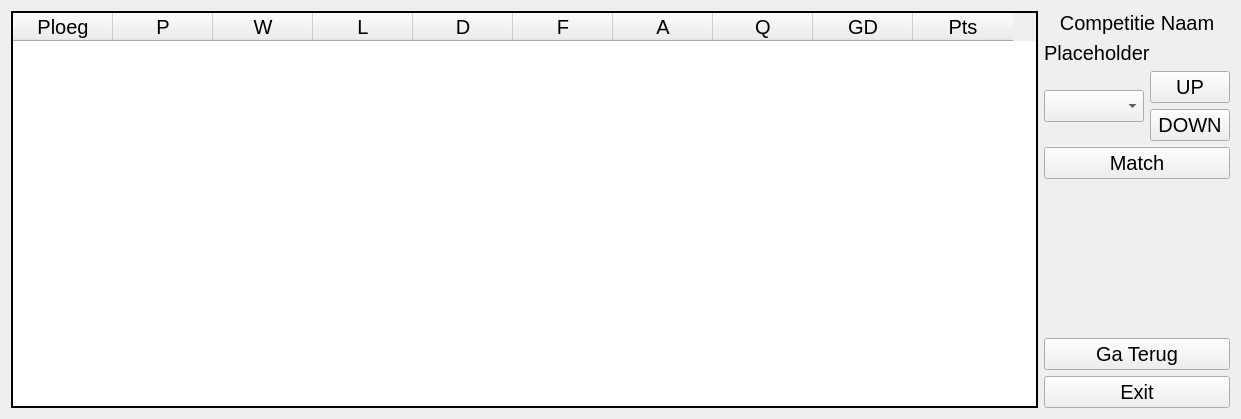
Above: ui/Competition.ui from Ancalagon02/LeagueTracker2 before the change. Below: the same form after it.
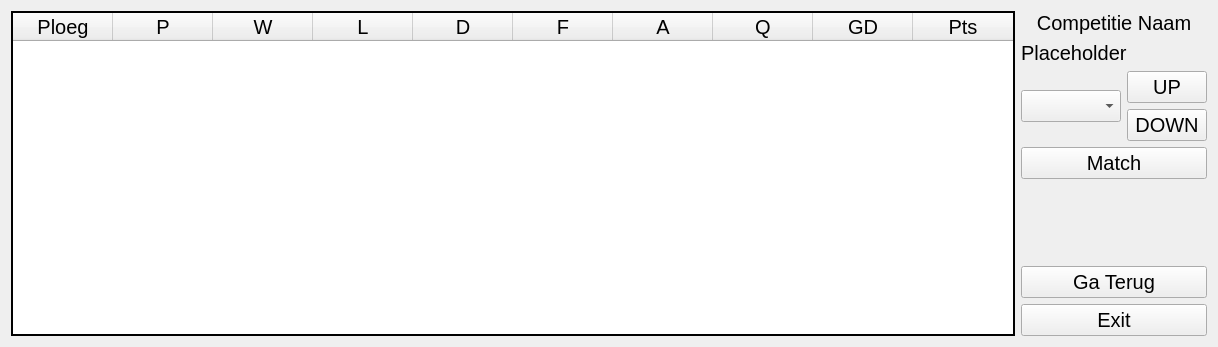
That is the form after the change.

Commit message: added Create Competition

What changed in the file:
```diff
--- a/ui/Competition.ui
+++ b/ui/Competition.ui
@@ -2,14 +2,6 @@
 <ui version="4.0">
  <class>Competition</class>
  <widget class="QWidget" name="Competition">
-  <property name="geometry">
-   <rect>
-    <x>0</x>
-    <y>0</y>
-    <width>1241</width>
-    <height>419</height>
-   </rect>
-  </property>
   <property name="windowTitle">
    <string>Competitie</string>
   </property>
```
The commit also changes 3 other files.
